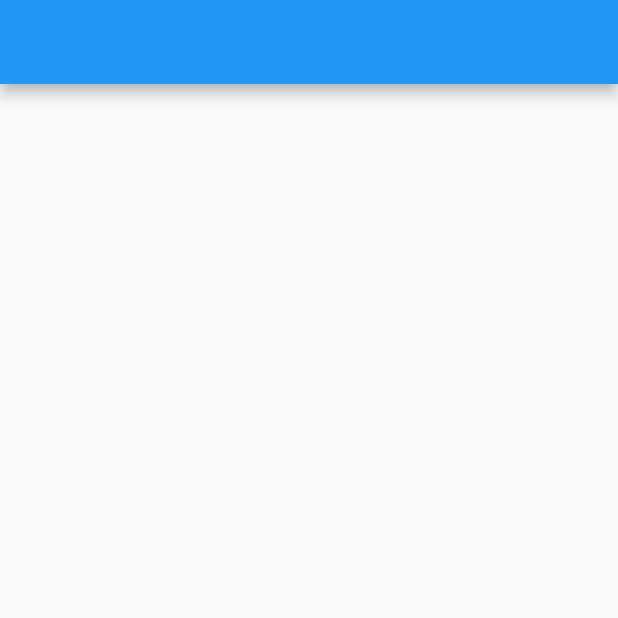
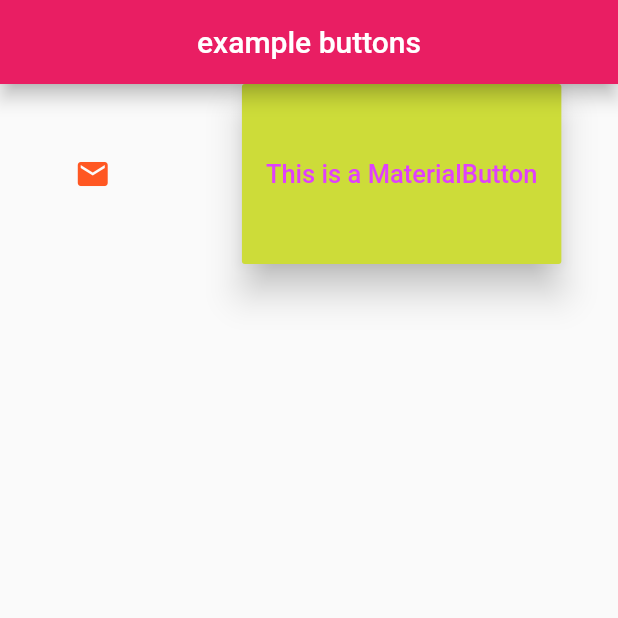
Before and after one commit to UniteacherDrRaed/examplebuttons, a Flutter app: the screen it shows after launch, on a phone screen of 412 x 824 dp, the top half of it. Run offline on Flutter 3.47's test engine with Material 2 defaults, Android fonts, the light colour scheme and no system bars.

Commit message:
MaterialButton

```diff
--- a/lib/main.dart
+++ b/lib/main.dart
@@ -10,7 +10,8 @@ class MyApp extends StatelessWidget {
   // This widget is the root of your application.
   @override
   Widget build(BuildContext context) {
-    return MaterialApp(
+    return const MaterialApp(
+      debugShowCheckedModeBanner: false,
       home: ButtonsPage(),
     );
   }
@@ -23,7 +24,64 @@ class ButtonsPage extends StatelessWidget {
   Widget build(BuildContext context) {
     return Scaffold(
       appBar: AppBar(
+        backgroundColor: Colors.pink.shade500,
+        title: const Text("example buttons"),
+        centerTitle: true,
+        elevation: 5,
+      ),
+      body: Column(
+        children: [
+          Row(
+            mainAxisAlignment: MainAxisAlignment.spaceAround,
+            children: [
+              IconButton(
 
+                  onPressed: (){
+                    ScaffoldMessenger.of(context)
+                        .showSnackBar(
+                        const SnackBar(duration: Duration(seconds:1 ),
+                        content: Text("mail")));
+                  },
+                highlightColor: Colors.pink.shade100,
+                icon: const Icon(Icons.mail),
+                color: Colors.deepOrange,
+                tooltip: "mail button",
+              ),
+              MaterialButton(
+
+                  onPressed: (){
+                    ScaffoldMessenger.of(context)
+                        .showSnackBar(
+                        const SnackBar(
+                          duration: Duration(seconds: 1),
+                        content: Text("MaterialButton")));
+                  },
+                onLongPress: (){
+                  ScaffoldMessenger.of(context)
+                      .showSnackBar(
+                      const SnackBar(
+                          duration: Duration(seconds: 1),
+                          content: Text("MaterialButton")));
+                },
+
+                splashColor:Colors.white,
+                color:Colors.lime,
+                highlightColor: Colors.deepOrange,
+                elevation: 10,
+                minWidth: 140,
+                height: 120,
+
+                textColor: Colors.purpleAccent,
+                child: const Text("This is a MaterialButton",
+                style: TextStyle(fontSize: 17),),
+
+
+                  ),
+
+
+            ],
+          )
+        ],
       ),
 
     );
```
